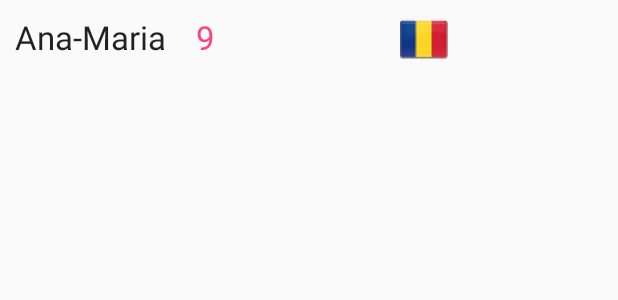
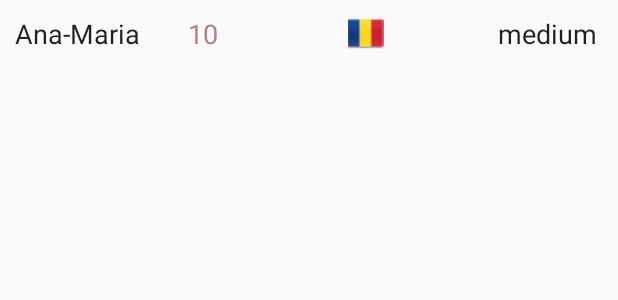
Before and after one commit to annie3658/QuizApp, an Android app: the layout listview_layout.xml on its own in the app's theme, with its tools: preview values and no code run, on a phone screen of 412 x 824 dp. Shown: the top 300 px of the screen. Run offline under Robolectric (Android 15) with nearby library versions, the phone set to English and light mode, and no system bars.

```diff
--- a/app/src/main/AndroidManifest.xml
+++ b/app/src/main/AndroidManifest.xml
@@ -10,6 +10,9 @@
         android:anyDensity="true"/>
 
     <uses-permission android:name="android.permission.INTERNET"/>
+    <uses-permission android:name="com.google.android.c2dm.permission.RECEIVE" />
+
+
 
     <application
         android:allowBackup="true"
@@ -19,6 +22,7 @@
         android:supportsRtl="true"
         android:theme="@style/AppTheme">
         <activity android:name=".controller.MainActivity">
+
             <intent-filter>
                 <action android:name="android.intent.action.MAIN" />
 
--- a/app/src/main/java/annie/com/quizapp/controller/MainActivity.java
+++ b/app/src/main/java/annie/com/quizapp/controller/MainActivity.java
@@ -2,6 +2,7 @@ package annie.com.quizapp.controller;
 
 import android.content.Intent;
 import android.content.res.Configuration;
+import android.graphics.Color;
 import android.support.v7.app.AppCompatActivity;
 import android.os.Bundle;
 import android.view.View;
@@ -31,6 +32,9 @@ public class MainActivity extends AppCompatActivity {
     protected void onCreate(Bundle savedInstanceState) {
         super.onCreate(savedInstanceState);
         setContentView(R.layout.activity_main);
+
+        //getWindow().getDecorView().setBackgroundColor(Color.parseColor("#F7E4BE"));
+
         mStartButton = (Button) findViewById(R.id.startBtn);
         mRadioGroup = (RadioGroup) findViewById(R.id.radioGroup);
         mConfig = new Configuration();
--- a/app/src/main/res/layout/listview_layout.xml
+++ b/app/src/main/res/layout/listview_layout.xml
@@ -3,26 +3,32 @@
     xmlns:app="http://schemas.android.com/apk/res-auto"
     android:orientation="horizontal"
     android:layout_width="match_parent"
-    android:layout_height="match_parent">
+    android:layout_height="match_parent"
+    android:baselineAligned="false">
 
     <TextView
         android:id="@+id/tvUsername"
-        android:layout_width="wrap_content"
+        android:layout_width="95dp"
         android:layout_height="wrap_content"
         android:layout_gravity="center|top"
         android:layout_margin="10dp"
         android:text="Ana-Maria"
-        android:textAppearance="@android:style/TextAppearance.DeviceDefault.Large" />
+        android:textAlignment="textStart"
+        android:textAppearance="@android:style/TextAppearance.DeviceDefault.Large"
+        android:textSize="18sp" />
+
 
     <TextView
         android:id="@+id/tvScore"
+        android:layout_width="30dp"
         android:layout_height="wrap_content"
         android:layout_gravity="center|top"
         android:layout_margin="10dp"
-        android:text="9"
+        android:text="10"
+        android:textAlignment="textStart"
         android:textAppearance="@style/TextAppearance.AppCompat.Large"
         android:textColor="@color/colorAccent"
-        android:layout_width="wrap_content" />
+        android:textSize="18sp" />
 
     <ImageView
         android:id="@+id/imageViewLanguage"
@@ -31,6 +37,17 @@
         android:layout_gravity="center|top"
         android:layout_margin="10dp"
         android:layout_weight="0.26"
-        app:srcCompat="@drawable/ro_flag"></ImageView>
+        app:srcCompat="@drawable/ro24"></ImageView>
+
+    <TextView
+        android:id="@+id/tvDifficultyMode"
+        android:layout_width="70dp"
+        android:layout_height="wrap_content"
+        android:layout_gravity="center|top"
+        android:layout_margin="10dp"
+        android:text="medium"
+        android:textAlignment="textStart"
+        android:textAppearance="@android:style/TextAppearance.DeviceDefault.Large"
+        android:textSize="18sp" />
 
 </LinearLayout>
--- a/app/src/main/res/values/colors.xml
+++ b/app/src/main/res/values/colors.xml
@@ -1,6 +1,8 @@
 <?xml version="1.0" encoding="utf-8"?>
 <resources>
-    <color name="colorPrimary">#3F51B5</color>
-    <color name="colorPrimaryDark">#303F9F</color>
-    <color name="colorAccent">#FF4081</color>
+    <color name="colorPrimary">#413E4A</color>
+    <color name="colorPrimaryDark">#73626E</color>
+    <color name="colorAccent">#B38184</color>
+    <color name="colorThird">#F0B49E</color>
+    <color name="background">#F7E4BE</color>
 </resources>
```
Also changed, not shown: app/src/main/java/annie/com/quizapp/adapter/ListviewAdapter.java (+9 -4 lines), app/src/main/java/annie/com/quizapp/controller/QuizActivity.java (+11 -5 lines), app/src/main/java/annie/com/quizapp/controller/ScoresActivity.java (+48 -34 lines), app/src/main/res/layout/scores_activity.xml (+19 -7 lines), app/src/main/res/values/themes.xml (added, +9 -0 lines), 1 other file.
